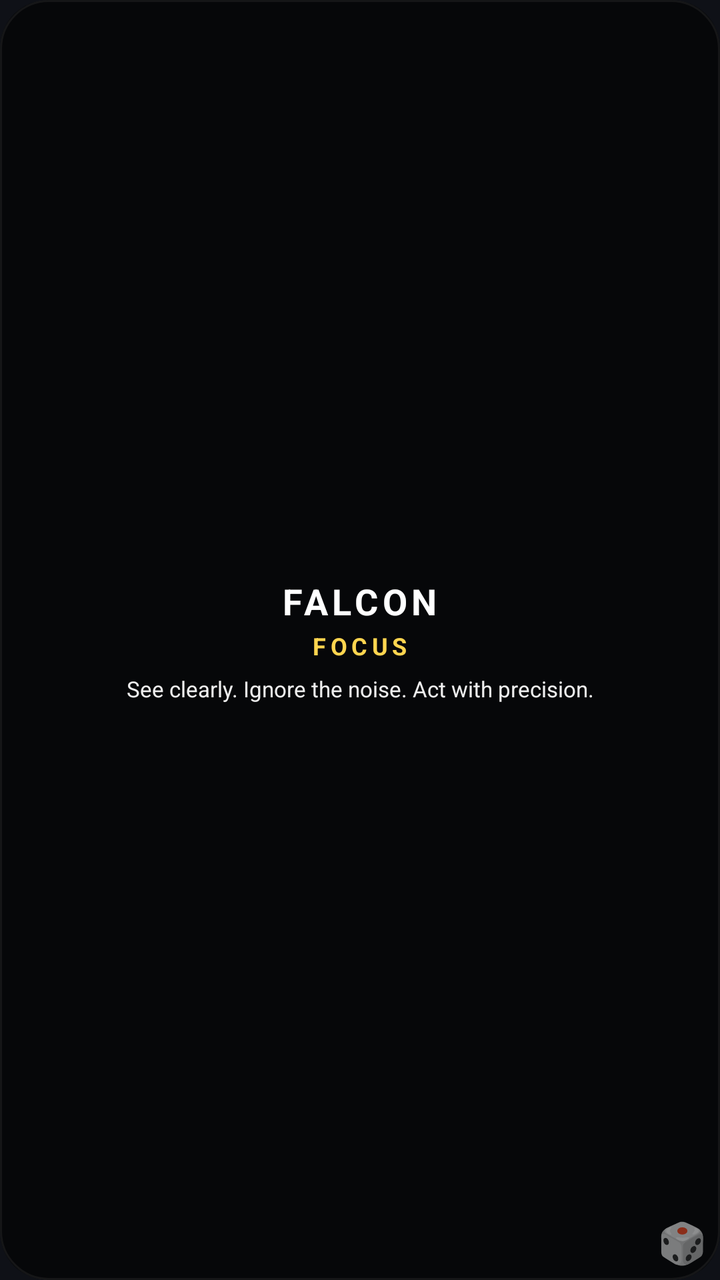
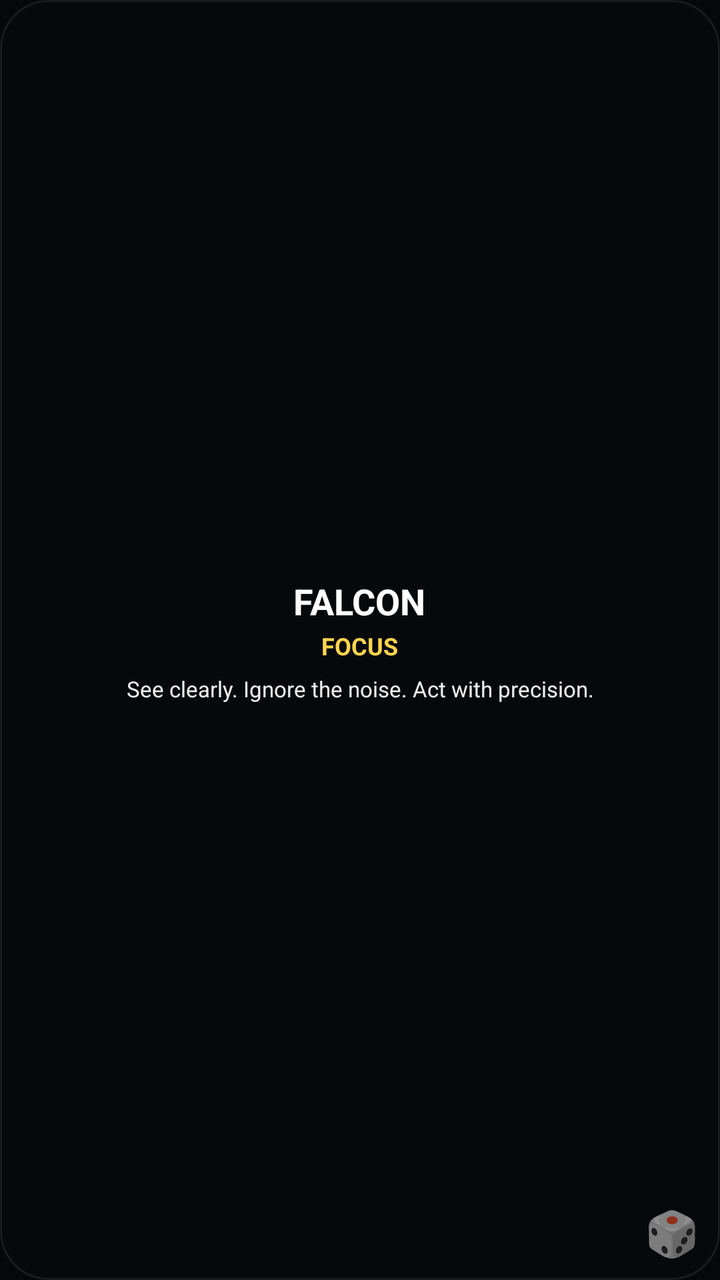

The first picture is an Android layout as it rendered before a commit; the second is the same layout after the commit. The layout source and the unified diff follow.
<!-- AndroidManifest.xml: application theme Theme.SpiritAnimal -->
<!-- res/layout/widget_spirit_animal.xml -->
<?xml version="1.0" encoding="utf-8"?>
<RelativeLayout xmlns:android="http://schemas.android.com/apk/res/android"
    android:id="@+id/widget_root"
    android:layout_width="match_parent"
    android:layout_height="match_parent"
    android:background="@drawable/widget_bg"
    android:clipToOutline="true">
    <ImageView
        android:id="@+id/iv_animal"
        android:layout_width="match_parent"
        android:layout_height="match_parent"
        android:scaleType="centerCrop" />
    <View
        android:layout_width="match_parent"
        android:layout_height="match_parent"
        android:background="#AA000000" />
    <LinearLayout
        android:layout_width="match_parent"
        android:layout_height="match_parent"
        android:orientation="vertical"
        android:gravity="center"
        android:padding="12dp">
        <TextView
            android:id="@+id/tv_animal_name"
            android:layout_width="wrap_content"
            android:layout_height="wrap_content"
            android:text="FALCON"
            android:textColor="#FFFFFF"
            android:textSize="18sp"
            android:textStyle="bold"
            android:letterSpacing="0.12" />
        <TextView
            android:id="@+id/tv_mentality"
            android:layout_width="wrap_content"
            android:layout_height="wrap_content"
            android:layout_marginTop="2dp"
            android:text="FOCUS"
            android:textColor="#FFD54F"
            android:textSize="12sp"
            android:textStyle="bold"
            android:letterSpacing="0.18" />
        <TextView
            android:id="@+id/tv_quote"
            android:layout_width="match_parent"
            android:layout_height="wrap_content"
            android:layout_marginTop="6dp"
            android:gravity="center"
            android:text="See clearly. Ignore the noise. Act with precision."
            android:textColor="#EEEEEE"
            android:textSize="11sp" />
    </LinearLayout>
    <TextView
        android:id="@+id/btn_randomize"
        android:layout_width="38dp"
        android:layout_height="38dp"
        android:layout_alignParentEnd="true"
        android:layout_alignParentBottom="true"
        android:gravity="center"
        android:text="🎲"
        android:textSize="20sp" />
</RelativeLayout>
<!-- resources referenced by this layout -->
<resources>
  <!-- drawable widget_bg (drawable) -->
  <?xml version="1.0" encoding="utf-8"?>
  <shape xmlns:android="http://schemas.android.com/apk/res/android">
      <solid android:color="#12141A" />
      <corners android:radius="24dp" />
      <stroke android:width="1dp" android:color="#33FFFFFF" />
  </shape>
  <style name="Theme.SpiritAnimal" parent="Theme.MaterialComponents.DayNight.NoActionBar">
          <item name="android:windowBackground">#0F1117</item>
      </style>
</resources>

<!-- the commit's change to res/layout/widget_spirit_animal.xml (unified diff, before → after) -->
@@ -1,25 +1,24 @@
 <?xml version="1.0" encoding="utf-8"?>
-<RelativeLayout xmlns:android="http://schemas.android.com/apk/res/android"
+<FrameLayout xmlns:android="http://schemas.android.com/apk/res/android"
     android:id="@+id/widget_root"
     android:layout_width="match_parent"
     android:layout_height="match_parent"
-    android:background="@drawable/widget_bg"
-    android:clipToOutline="true">
+    android:background="@drawable/widget_bg">
+
     <ImageView
         android:id="@+id/iv_animal"
         android:layout_width="match_parent"
         android:layout_height="match_parent"
         android:scaleType="centerCrop" />
-    <View
-        android:layout_width="match_parent"
-        android:layout_height="match_parent"
-        android:background="#AA000000" />
+
     <LinearLayout
         android:layout_width="match_parent"
         android:layout_height="match_parent"
         android:orientation="vertical"
         android:gravity="center"
-        android:padding="12dp">
+        android:padding="16dp"
+        android:background="#99000000">
+
         <TextView
             android:id="@+id/tv_animal_name"
             android:layout_width="wrap_content"
@@ -27,8 +26,8 @@
             android:text="FALCON"
             android:textColor="#FFFFFF"
             android:textSize="18sp"
-            android:textStyle="bold"
-            android:letterSpacing="0.12" />
+            android:textStyle="bold" />
+
         <TextView
             android:id="@+id/tv_mentality"
             android:layout_width="wrap_content"
@@ -37,8 +36,8 @@
             android:text="FOCUS"
             android:textColor="#FFD54F"
             android:textSize="12sp"
-            android:textStyle="bold"
-            android:letterSpacing="0.18" />
+            android:textStyle="bold" />
+
         <TextView
             android:id="@+id/tv_quote"
             android:layout_width="match_parent"
@@ -49,13 +48,13 @@
             android:textColor="#EEEEEE"
             android:textSize="11sp" />
     </LinearLayout>
+
     <TextView
         android:id="@+id/btn_randomize"
-        android:layout_width="38dp"
-        android:layout_height="38dp"
-        android:layout_alignParentEnd="true"
-        android:layout_alignParentBottom="true"
+        android:layout_width="48dp"
+        android:layout_height="48dp"
+        android:layout_gravity="bottom|end"
         android:gravity="center"
         android:text="🎲"
-        android:textSize="20sp" />
-</RelativeLayout>
+        android:textSize="22sp" />
+</FrameLayout>
